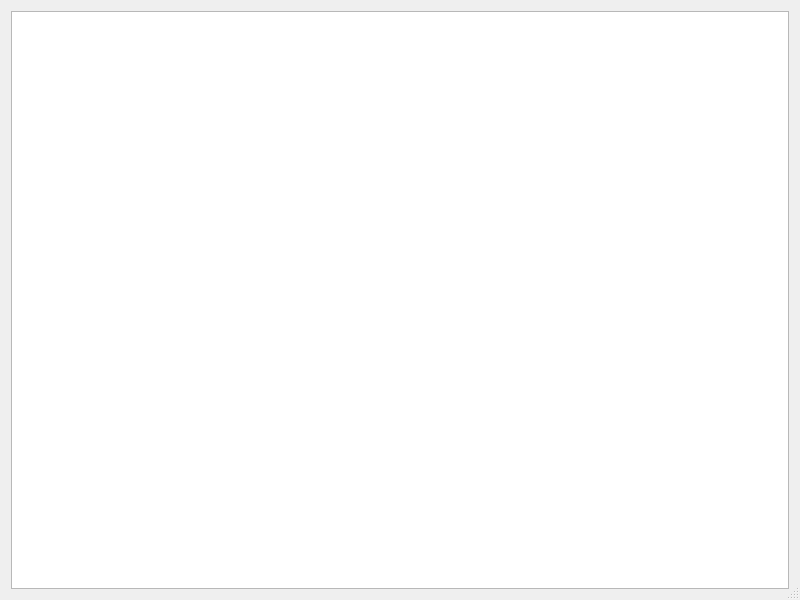
Old version of the form src/bin/andromeda-gui/qtgui/DebugWindow.ui in the repository lightray22/andromeda-desktop-clients.
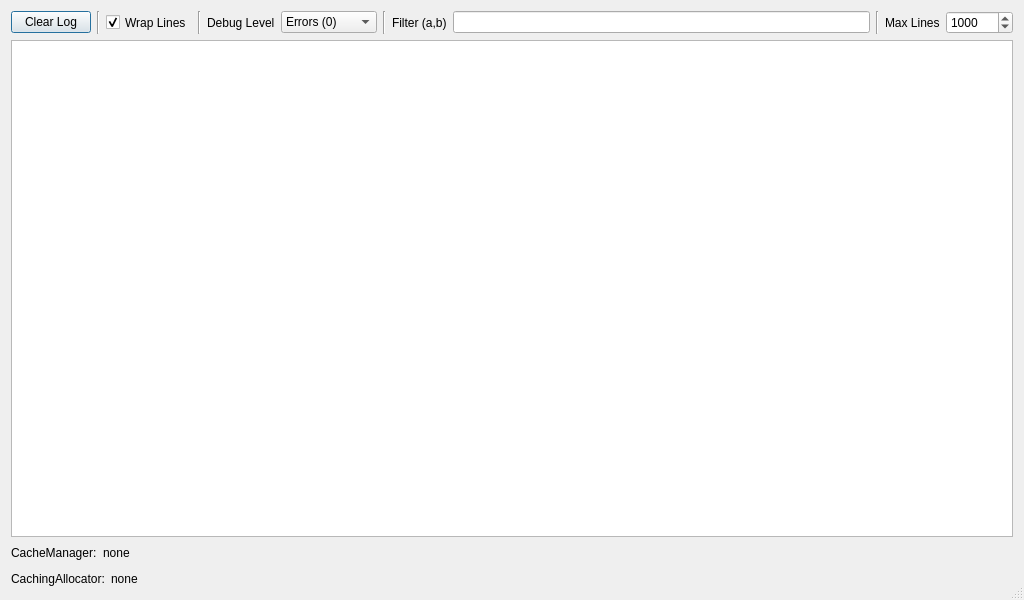
New version of the form.

Commit message: fully implement Debug window + allow > 1 with separate filter/level

```diff
--- a/src/bin/andromeda-gui/qtgui/DebugWindow.ui
+++ b/src/bin/andromeda-gui/qtgui/DebugWindow.ui
@@ -9,7 +9,7 @@
    <rect>
     <x>0</x>
     <y>0</y>
-    <width>800</width>
+    <width>1024</width>
     <height>600</height>
    </rect>
   </property>
@@ -20,6 +20,167 @@
    <bool>true</bool>
   </property>
   <layout class="QVBoxLayout" name="verticalLayout">
+   <item>
+    <layout class="QHBoxLayout" name="horizontalLayout">
+     <item>
+      <widget class="QPushButton" name="clearPushButton">
+       <property name="sizePolicy">
+        <sizepolicy hsizetype="Fixed" vsizetype="Fixed">
+         <horstretch>0</horstretch>
+         <verstretch>0</verstretch>
+        </sizepolicy>
+       </property>
+       <property name="text">
+        <string>Clear Log</string>
+       </property>
+      </widget>
+     </item>
+     <item>
+      <widget class="Line" name="line_1">
+       <property name="orientation">
+        <enum>Qt::Vertical</enum>
+       </property>
+      </widget>
+     </item>
+     <item>
+      <widget class="QCheckBox" name="wordWrapCheckBox">
+       <property name="sizePolicy">
+        <sizepolicy hsizetype="Fixed" vsizetype="Preferred">
+         <horstretch>0</horstretch>
+         <verstretch>0</verstretch>
+        </sizepolicy>
+       </property>
+       <property name="text">
+        <string>Wrap Lines</string>
+       </property>
+       <property name="checked">
+        <bool>true</bool>
+       </property>
+      </widget>
+     </item>
+     <item>
+      <widget class="Line" name="line_2">
+       <property name="orientation">
+        <enum>Qt::Vertical</enum>
+       </property>
+      </widget>
+     </item>
+     <item>
+      <widget class="QLabel" name="levelLabel">
+       <property name="sizePolicy">
+        <sizepolicy hsizetype="Fixed" vsizetype="Preferred">
+         <horstretch>0</horstretch>
+         <verstretch>0</verstretch>
+        </sizepolicy>
+       </property>
+       <property name="text">
+        <string>Debug Level</string>
+       </property>
+      </widget>
+     </item>
+     <item>
+      <widget class="QComboBox" name="levelComboBox">
+       <property name="sizePolicy">
+        <sizepolicy hsizetype="Fixed" vsizetype="Fixed">
+         <horstretch>0</horstretch>
+         <verstretch>0</verstretch>
+        </sizepolicy>
+       </property>
+       <property name="currentText">
+        <string>Details (3)</string>
+       </property>
+       <item>
+        <property name="text">
+         <string>Errors (0)</string>
+        </property>
+       </item>
+       <item>
+        <property name="text">
+         <string>Backend (1)</string>
+        </property>
+       </item>
+       <item>
+        <property name="text">
+         <string>Info (2)</string>
+        </property>
+       </item>
+       <item>
+        <property name="text">
+         <string>Details (3)</string>
+        </property>
+       </item>
+      </widget>
+     </item>
+     <item>
+      <widget class="Line" name="line_3">
+       <property name="orientation">
+        <enum>Qt::Vertical</enum>
+       </property>
+      </widget>
+     </item>
+     <item>
+      <widget class="QLabel" name="filtersLabel">
+       <property name="sizePolicy">
+        <sizepolicy hsizetype="Fixed" vsizetype="Preferred">
+         <horstretch>0</horstretch>
+         <verstretch>0</verstretch>
+        </sizepolicy>
+       </property>
+       <property name="text">
+        <string>Filter (a,b)</string>
+       </property>
+      </widget>
+     </item>
+     <item>
+      <widget class="QLineEdit" name="filtersLineEdit"/>
+     </item>
+     <item>
+      <widget class="Line" name="line_4">
+       <property name="orientation">
+        <enum>Qt::Vertical</enum>
+       </property>
+      </widget>
+     </item>
+     <item>
+      <widget class="QLabel" name="maxLinesLabel">
+       <property name="sizePolicy">
+        <sizepolicy hsizetype="Fixed" vsizetype="Preferred">
+         <horstretch>0</horstretch>
+         <verstretch>0</verstretch>
+        </sizepolicy>
+       </property>
+       <property name="text">
+        <string>Max Lines</string>
+       </property>
+      </widget>
+     </item>
+     <item>
+      <widget class="QSpinBox" name="maxLinesSpinBox">
+       <property name="sizePolicy">
+        <sizepolicy hsizetype="Fixed" vsizetype="Fixed">
+         <horstretch>0</horstretch>
+         <verstretch>0</verstretch>
+        </sizepolicy>
+       </property>
+       <property name="suffix">
+        <string/>
+       </property>
+       <property name="prefix">
+        <string/>
+       </property>
+       <property name="maximum">
+        <number>100000</number>
+       </property>
+       <property name="singleStep">
+        <number>10</number>
+       </property>
+       <property name="value">
+        <number>1000</number>
+       </property>
+      </widget>
+     </item>
+    </layout>
+   </item>
    <item>
     <widget class="QPlainTextEdit" name="plainTextEdit">
      <property name="readOnly">
@@ -27,6 +188,74 @@
      </property>
     </widget>
    </item>
+   <item>
+    <layout class="QHBoxLayout" name="horizontalLayout_2">
+     <item>
+      <widget class="QLabel" name="cacheMgrLabel">
+       <property name="sizePolicy">
+        <sizepolicy hsizetype="Fixed" vsizetype="Preferred">
+         <horstretch>0</horstretch>
+         <verstretch>0</verstretch>
+        </sizepolicy>
+       </property>
+       <property name="text">
+        <string>CacheManager:</string>
+       </property>
+      </widget>
+     </item>
+     <item>
+      <widget class="QLabel" name="cacheMgrStats">
+       <property name="text">
+        <string>none</string>
+       </property>
+      </widget>
+     </item>
+     <item>
+      <spacer name="horizontalSpacer">
+       <property name="orientation">
+        <enum>Qt::Horizontal</enum>
+       </property>
+       <property name="sizeHint" stdset="0">
+        <size>
+         <width>40</width>
+         <height>20</height>
+        </size>
+       </property>
+      </spacer>
+     </item>
+    </layout>
+   </item>
+   <item>
+    <layout class="QHBoxLayout" name="horizontalLayout_3">
+     <item>
+      <widget class="QLabel" name="cacheAllocLabel">
+       <property name="text">
+        <string>CachingAllocator:</string>
+       </property>
+      </widget>
+     </item>
+     <item>
+      <widget class="QLabel" name="cacheAllocStats">
+       <property name="text">
+        <string>none</string>
+       </property>
+      </widget>
+     </item>
+     <item>
+      <spacer name="horizontalSpacer_2">
+       <property name="orientation">
+        <enum>Qt::Horizontal</enum>
+       </property>
+       <property name="sizeHint" stdset="0">
+        <size>
+         <width>40</width>
+         <height>20</height>
+        </size>
+       </property>
+      </spacer>
+     </item>
+    </layout>
+   </item>
   </layout>
  </widget>
  <resources/>
```
Left out of the diff: 89 changed lines with no effect on the pictures. The commit also changes 15 other files.
